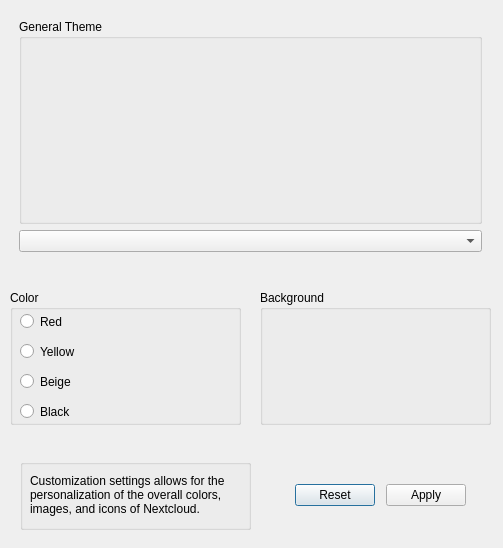
Before: the Qt Designer form src/gui/CustomizationWindow.ui in cynthiavaldes/nextcloud-3.4.2-fork, drawn with Qt 5.
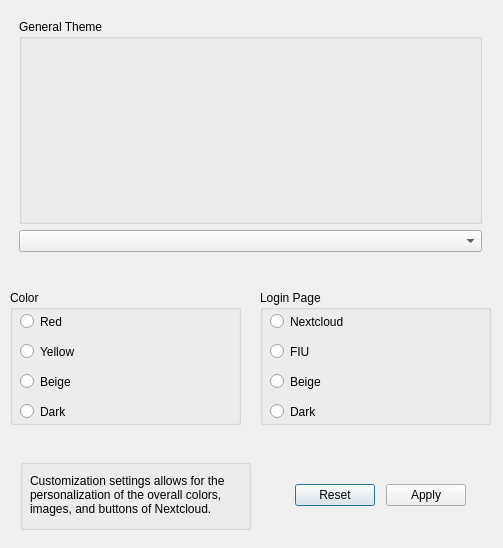
After: the same form once the commit is applied. Custom widgets are drawn as their Qt base class.

The edit to the form file:
```diff
--- a/src/gui/CustomizationWindow.ui
+++ b/src/gui/CustomizationWindow.ui
@@ -146,7 +146,7 @@
         </rect>
        </property>
        <property name="text">
-        <string>Black</string>
+        <string>Dark</string>
        </property>
       </widget>
      </widget>
@@ -204,8 +204,60 @@
     <item>
      <widget class="QGroupBox" name="IconSettingsGroupBox">
       <property name="title">
-       <string>Background</string>
+       <string>Login Page</string>
       </property>
+      <widget class="QRadioButton" name="LoginNextcloudRadioButton">
+       <property name="geometry">
+        <rect>
+         <x>10</x>
+         <y>20</y>
+         <width>112</width>
+         <height>23</height>
+        </rect>
+       </property>
+       <property name="text">
+        <string>Nextcloud</string>
+       </property>
+      </widget>
+      <widget class="QRadioButton" name="LoginFiuRadioButton">
+       <property name="geometry">
+        <rect>
+         <x>10</x>
+         <y>50</y>
+         <width>112</width>
+         <height>23</height>
+        </rect>
+       </property>
+       <property name="text">
+        <string>FIU</string>
+       </property>
+      </widget>
+      <widget class="QRadioButton" name="LoginBeigeRadioButton">
+       <property name="geometry">
+        <rect>
+         <x>10</x>
+         <y>80</y>
+         <width>112</width>
+         <height>23</height>
+        </rect>
+       </property>
+       <property name="text">
+        <string>Beige</string>
+       </property>
+      </widget>
+      <widget class="QRadioButton" name="LoginDarkRadioButton">
+       <property name="geometry">
+        <rect>
+         <x>10</x>
+         <y>110</y>
+         <width>112</width>
+         <height>23</height>
+        </rect>
+       </property>
+       <property name="text">
+        <string>Dark</string>
+       </property>
+      </widget>
      </widget>
     </item>
    </layout>
@@ -232,7 +284,7 @@
      </rect>
     </property>
     <property name="text">
-     <string>Customization settings allows for the personalization of the overall colors, images, and icons of Nextcloud.</string>
+     <string>Customization settings allows for the personalization of the overall colors, images, and buttons of Nextcloud.</string>
     </property>
     <property name="wordWrap">
      <bool>true</bool>
```
Left out of the diff: 8 changed lines with no effect on the pictures.
